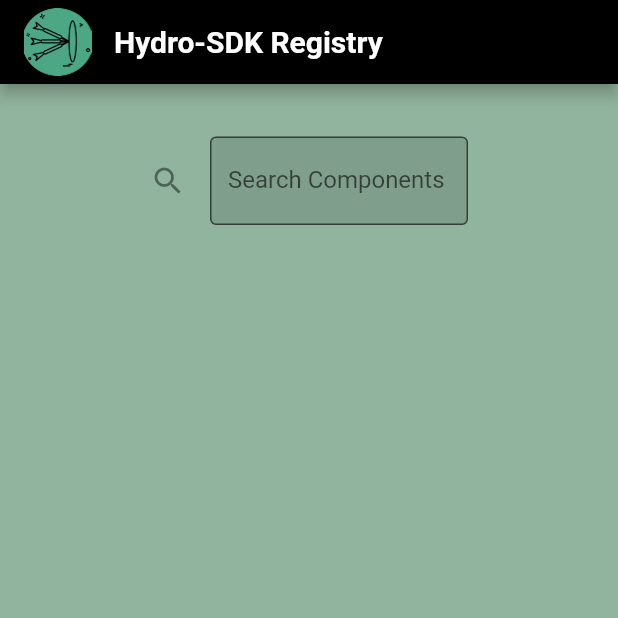
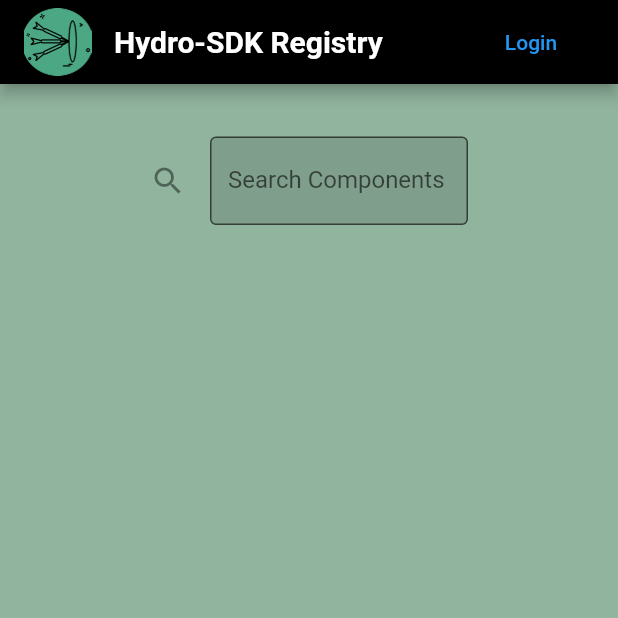
Before and after one commit to hydro-sdk/registry, a Flutter app: the screen it shows after launch, on a phone screen of 412 x 824 dp, the top half of it. Run offline on Flutter 3.47's test engine with Material 2 defaults, Android fonts, the phone set to English and light mode, and no system bars; our stand-ins replace flutter_markdown, string_scanner; missing offline and left inert: clipboard, hydro_sdk.

Commit message:
fix layout

```diff
--- a/lib/widgets/appScaffold.dart
+++ b/lib/widgets/appScaffold.dart
@@ -1,6 +1,6 @@
 import 'package:flutter/material.dart';
 
-class AppScaffold extends StatelessWidget {
+class AppScaffold extends StatefulWidget {
   final Widget child;
   final bool showBackgroundLogoColor;
 
@@ -10,12 +10,25 @@ class AppScaffold extends StatelessWidget {
   });
 
   @override
+  _AppScaffoldState createState() => _AppScaffoldState();
+}
+
+class _AppScaffoldState extends State<AppScaffold> {
+  @override
+  void initState() {
+    super.initState();
+  }
+
+  @override
   Widget build(BuildContext context) {
     return Scaffold(
       appBar: AppBar(
         automaticallyImplyLeading: false,
         centerTitle: false,
         title: Row(
+          mainAxisAlignment: MainAxisAlignment.spaceBetween,
+          children: [
+            Row(
               mainAxisSize: MainAxisSize.min,
               mainAxisAlignment: MainAxisAlignment.start,
               children: [
@@ -37,17 +50,28 @@ class AppScaffold extends StatelessWidget {
                 )
               ],
             ),
+            Row(
+              children: [
+                TextButton(
+                  child: const Text("Login"),
+                  onPressed: () async {},
+                ),
+                const SizedBox(width: 10),
+              ],
+            ),
+          ],
+        ),
       ),
       body: Stack(
         children: [
-          showBackgroundLogoColor
+          widget.showBackgroundLogoColor
               ? Container(
                   color: const Color(0x75166132),
                   width: MediaQuery.of(context).size.width,
                   height: MediaQuery.of(context).size.height / 2.2,
                 )
               : const SizedBox(),
-          child,
+          widget.child,
         ],
       ),
     );
```
Lines whose indentation alone changed are shown as unchanged.
